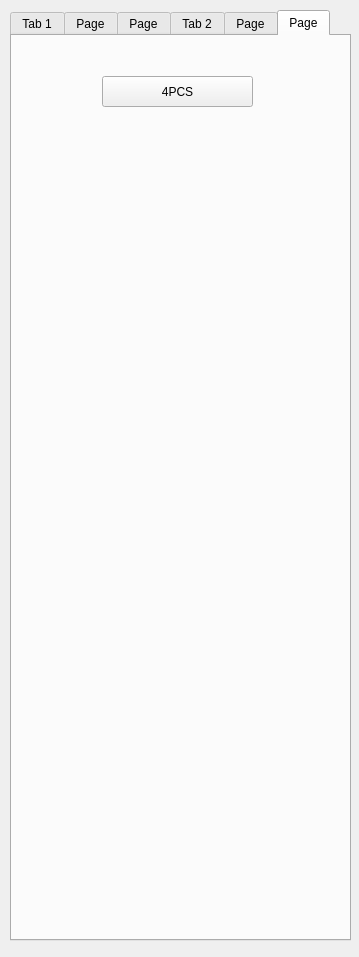
This is point-cloud-2015/UI/para_wlop.ui in sunwaylive/Point-Cloud-Processing-2015 as Qt 5 draws it before an edit. The edited form follows.
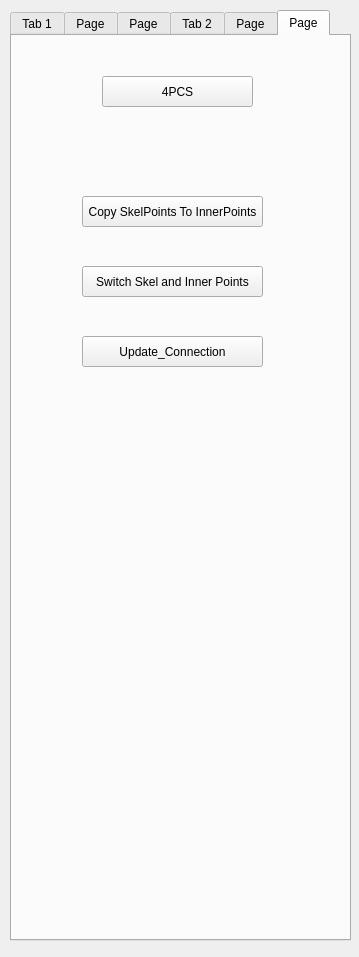
This is the edited form. The open tabs and pages were chosen to show the change.

```diff
--- a/point-cloud-2015/UI/para_wlop.ui
+++ b/point-cloud-2015/UI/para_wlop.ui
@@ -1867,6 +1867,45 @@
       <string>4PCS</string>
      </property>
     </widget>
+    <widget class="QPushButton" name="Copy_SkelPoints_To_InnerPoints">
+     <property name="geometry">
+      <rect>
+       <x>70</x>
+       <y>160</y>
+       <width>181</width>
+       <height>31</height>
+      </rect>
+     </property>
+     <property name="text">
+      <string>Copy SkelPoints To InnerPoints</string>
+     </property>
+    </widget>
+    <widget class="QPushButton" name="Update_Connection">
+     <property name="geometry">
+      <rect>
+       <x>70</x>
+       <y>300</y>
+       <width>181</width>
+       <height>31</height>
+      </rect>
+     </property>
+     <property name="text">
+      <string>Update_Connection</string>
+     </property>
+    </widget>
+    <widget class="QPushButton" name="Switch_Skel_and_Inner_Points">
+     <property name="geometry">
+      <rect>
+       <x>70</x>
+       <y>230</y>
+       <width>181</width>
+       <height>31</height>
+      </rect>
+     </property>
+     <property name="text">
+      <string>Switch Skel and Inner Points</string>
+     </property>
+    </widget>
    </widget>
   </widget>
  </widget>
```
Left out of the diff: 2 changed lines with no effect on the pictures.
